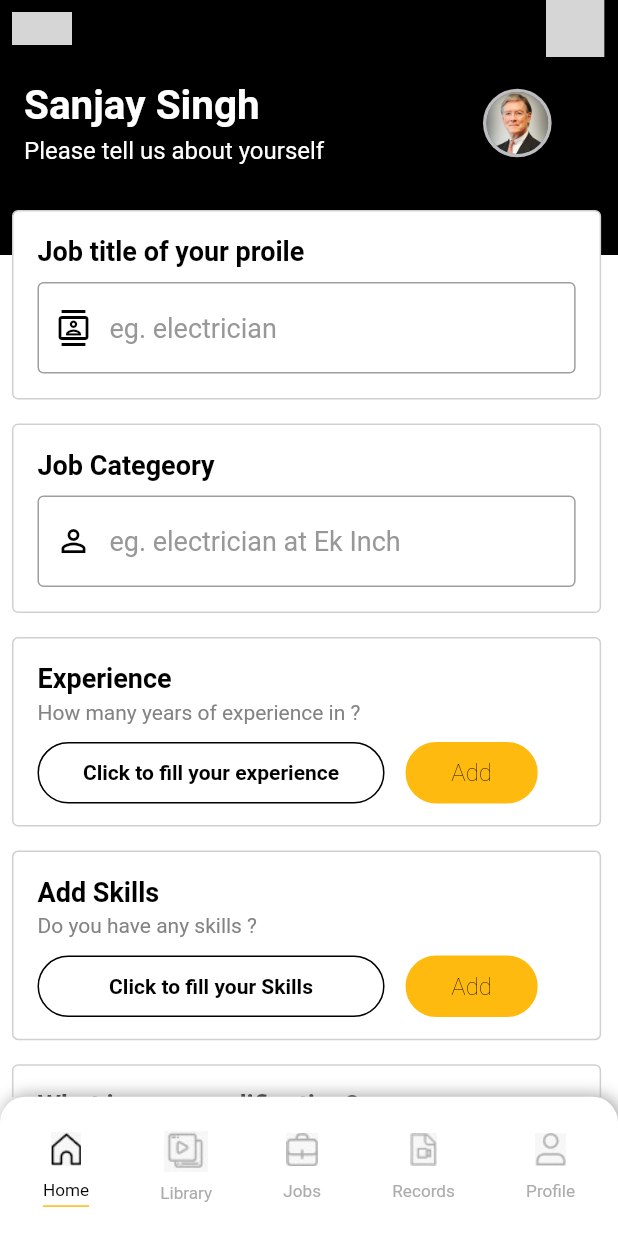
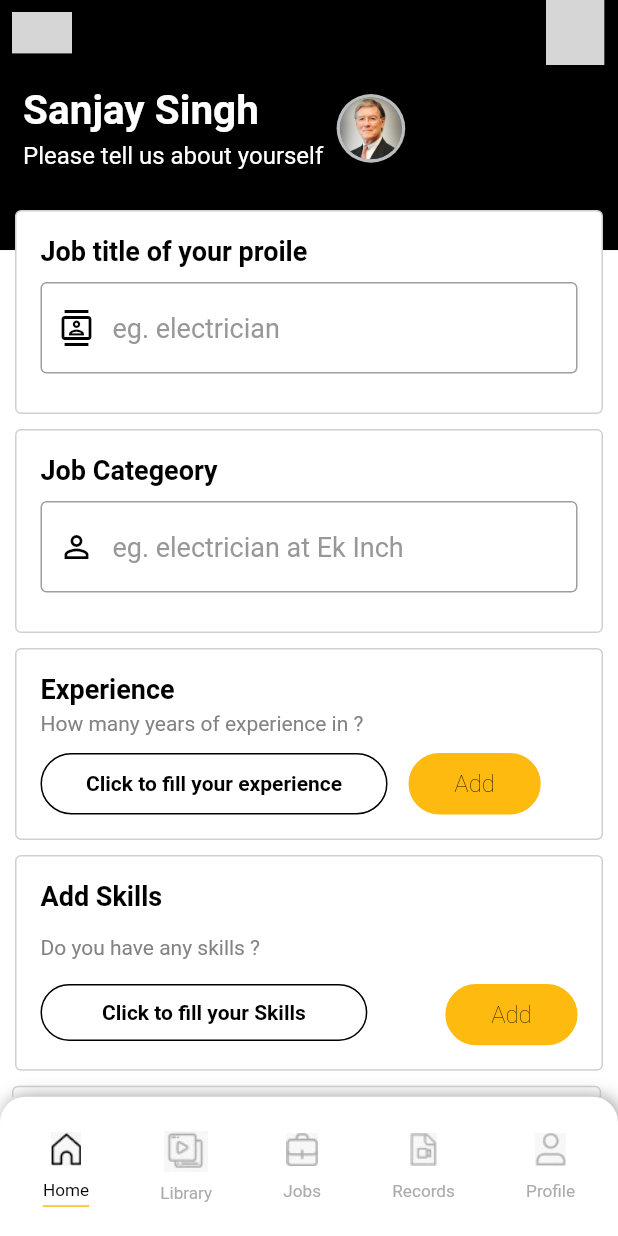
Before and after one commit to owlzcraft/ekInch, a Flutter app: the formFillView screen opened directly, on a phone screen of 412 x 824 dp. Run offline on Flutter 3.47's test engine with Material 2 defaults, Android fonts, the phone set to English and light mode, and no system bars; our stand-ins replace carousel_slider, chewie, country_code_picker, flutter_image_slideshow, flutter_otp_text_field, flutter_screenutil and 9 more; missing offline and left inert: dart:ffi, mj_image_slider; accounts and stored records are empty; network calls fail; Roboto replaces fonts that are missing (kadwa); project files that could hold a hidden picture were left out; grey boxes are pictures that could not be loaded.

Commit message:
UI fixes

```diff
--- a/lib/app/modules/dashboard/views/dashboard_view.dart
+++ b/lib/app/modules/dashboard/views/dashboard_view.dart
@@ -65,7 +65,7 @@ class _DashboardStateView extends State<DashboardView>
           elevation: 0.0,
           backgroundColor: Colors.black,
           leading: IconButton(
-            icon: SvgPicture.asset(Assets.drawerIcon),
+            icon: SvgPicture.asset(Assets.notification),
             onPressed: () {
               if (!scaffoldKey.currentState!.isDrawerOpen) {
                 //check if drawer is closed
@@ -78,10 +78,10 @@ class _DashboardStateView extends State<DashboardView>
                 onPressed: (() => {Get.to(() => LanguageView())}),
                 icon: SvgPicture.asset(Assets.languageIcon)),
             Padding(
-              padding: const EdgeInsets.only(right:8.0),
-              child:IconButton(
-                onPressed: (() => {Get.to(() => NotificationView())}),
-                icon: Icon(Icons.notifications_outlined)),
+              padding: const EdgeInsets.only(right: 8.0),
+              child: IconButton(
+                  onPressed: (() => {Get.to(() => NotificationView())}),
+                  icon: Icon(Icons.notifications_outlined)),
             ),
           ],
           bottom: PreferredSize(
--- a/lib/app/modules/dashboard/widgets/bottomNavigate.wodget.dart
+++ b/lib/app/modules/dashboard/widgets/bottomNavigate.wodget.dart
@@ -1,4 +1,6 @@
 import 'package:flutter/material.dart';
+import 'package:flutter_application_00/app/modules/job/form/views/job_form.dart';
+import 'package:flutter_application_00/app/modules/job/profile/view/job_profile.dart';
 import 'package:flutter_application_00/app/modules/records/views/records_view.dart';
 import 'package:flutter_application_00/app/modules/reels/views/reels_view.dart';
 import 'package:flutter_application_00/app/modules/referNearn/views/refer_nearn_view.dart';
@@ -83,6 +85,9 @@ class MyNavigator extends StatelessWidget {
             ),
           ),
           GestureDetector(
+            onTap: () {
+              Get.to(formFillView());
+            },
             child: Column(
               mainAxisAlignment: MainAxisAlignment.spaceAround,
               children: [
--- a/lib/app/modules/job/form/views/job_form.dart
+++ b/lib/app/modules/job/form/views/job_form.dart
@@ -34,8 +34,11 @@ class formFillView extends StatelessWidget {
           bottom: PreferredSize(
             preferredSize: const Size(0.0, 4.0),
             child: Padding(
-              padding: const EdgeInsets.only(
-                  left: 16.0, right: 16.0, top: 16.0, bottom: 30),
+              padding: EdgeInsets.only(
+                  left: getHorizontalSize(16.0),
+                  right: getHorizontalSize(16.0),
+                  top: getVerticalSize(16.0),
+                  bottom: getVerticalSize(30)),
               child: Row(
                 children: [
                   Column(
@@ -50,7 +53,7 @@ class formFillView extends StatelessWidget {
                             fontWeight: FontWeight.bold),
                       ),
                       SizedBox(
-                        height: 5,
+                        height: getVerticalSize(5),
                       ),
                       const Text(
                         "Please tell us about yourself",
@@ -62,7 +65,7 @@ class formFillView extends StatelessWidget {
                     ],
                   ),
                   SizedBox(
-                    width: getHorizontalSize(110),
+                    width: getVerticalSize(10),
                   ),
                   CircleAvatar(
                     radius: 20.sp,
@@ -105,15 +108,12 @@ class formFillView extends StatelessWidget {
             Stack(
               children: [
                 Container(
-                  height: 30,
+                  height: getVerticalSize(30),
                   color: Colors.black,
                 ),
                 Padding(
-                  padding: const EdgeInsets.only(
-                      left: 8.0, right: 8.0, bottom: 16.0),
+                  padding: const EdgeInsets.symmetric(horizontal: 10),
                   child: Container(
-                    width: getHorizontalSize(408),
-                    height: getVerticalSize(142),
                     decoration: BoxDecoration(
                         border: Border.all(color: KColors.greyLine),
                         color: Colors.white,
@@ -131,11 +131,9 @@ class formFillView extends StatelessWidget {
                                 fontSize: 18,
                                 fontWeight: FontWeight.bold),
                           ),
-                          const SizedBox(
-                            height: 10,
-                          ),
-                          // Text
-                          TextFormField(
+                          Padding(
+                            padding: const EdgeInsets.symmetric(vertical: 10.0),
+                            child: TextFormField(
                                 onTap: () {
                                   // setState(() {
                                   //   drop = false;
@@ -158,15 +156,16 @@ class formFillView extends StatelessWidget {
                                         fontSize: 18, color: Color(0xFF999898)),
                                     hintText: "eg. electrician",
                                     focusedBorder: OutlineInputBorder(
-                                      borderRadius:
-                                          BorderRadius.all(Radius.circular(4)),
-                                      borderSide:
-                                          BorderSide(color: KColors.greyLine)),
+                                        borderRadius: BorderRadius.all(
+                                            Radius.circular(4)),
+                                        borderSide: BorderSide(
+                                            color: KColors.greyLine)),
                                     border: OutlineInputBorder(
-                                      borderRadius:
-                                          BorderRadius.all(Radius.circular(4)),
+                                        borderRadius: BorderRadius.all(
+                                            Radius.circular(4)),
                                         borderSide: BorderSide(
                                             color: KColors.greyLine)))),
+                          ),
                         ],
                       ),
                     ),
@@ -175,11 +174,8 @@ class formFillView extends StatelessWidget {
               ],
             ),
             Padding(
-              padding:
-                  const EdgeInsets.only(left: 8.0, right: 8.0, bottom: 16.0),
+              padding: const EdgeInsets.all(10),
               child: Container(
-                width: getHorizontalSize(408),
-                height: getVerticalSize(142),
                 decoration: BoxDecoration(
                     border: Border.all(color: KColors.greyLine),
                     color: Colors.white,
@@ -197,11 +193,9 @@ class formFillView extends StatelessWidget {
                             fontSize: 18,
                             fontWeight: FontWeight.bold),
                       ),
-                      const SizedBox(
-                        height: 10,
-                      ),
-                      // Text
-                      TextFormField(
+                      Padding(
+                        padding: const EdgeInsets.symmetric(vertical: 10),
+                        child: TextFormField(
                             onTap: () {
                               // setState(() {
                               //   drop = false;
@@ -231,17 +225,16 @@ class formFillView extends StatelessWidget {
                                         BorderRadius.all(Radius.circular(4)),
                                     borderSide:
                                         BorderSide(color: KColors.greyLine)))),
+                      ),
                     ],
                   ),
                 ),
               ),
             ),
             Padding(
-              padding:
-                  const EdgeInsets.only(left: 8.0, right: 8.0, bottom: 16.0),
+              padding: const EdgeInsets.symmetric(horizontal: 10),
               child: Container(
-                width: getHorizontalSize(408),
-                height: getVerticalSize(142),
+                width: Get.width,
                 decoration: BoxDecoration(
                     border: Border.all(color: KColors.greyLine),
                     color: Colors.white,
@@ -329,11 +322,9 @@ class formFillView extends StatelessWidget {
               ),
             ),
             Padding(
-              padding:
-                  const EdgeInsets.only(left: 8.0, right: 8.0, bottom: 16.0),
+              padding: const EdgeInsets.all(10.0),
               child: Container(
-                width: getHorizontalSize(408),
-                height: getVerticalSize(142),
+                width: Get.width,
                 decoration: BoxDecoration(
                     border: Border.all(color: KColors.greyLine),
                     color: Colors.white,
@@ -341,7 +332,6 @@ class formFillView extends StatelessWidget {
                 child: Padding(
                   padding: const EdgeInsets.all(16.0),
                   child: Column(
-                    mainAxisAlignment: MainAxisAlignment.start,
                     crossAxisAlignment: CrossAxisAlignment.start,
                     children: [
                       const Text(
@@ -351,8 +341,9 @@ class formFillView extends StatelessWidget {
                             fontSize: 18,
                             fontWeight: FontWeight.bold),
                       ),
-                      const SizedBox(
-                        height: 4,
+                      Text(
+                        "",
+                        style: TextStyle(fontSize: 14),
                       ),
                       const Text(
                         "Do you have any skills ?",
@@ -361,19 +352,16 @@ class formFillView extends StatelessWidget {
                           fontSize: 14,
                         ),
                       ),
-                      const SizedBox(
-                        height: 12,
-                      ),
+                      Text(""),
                       Row(
-                        mainAxisSize: MainAxisSize.min,
-                        mainAxisAlignment: MainAxisAlignment.spaceEvenly,
+                        mainAxisAlignment: MainAxisAlignment.spaceBetween,
                         crossAxisAlignment: CrossAxisAlignment.start,
                         children: [
                           InkWell(
                             onTap: () {},
                             child: Container(
-                              height: getVerticalSize(46),
-                              width: getVerticalSize(260),
+                              padding: const EdgeInsets.symmetric(
+                                  vertical: 10, horizontal: 40),
                               decoration: BoxDecoration(
                                   border: Border.all(color: Colors.black),
                                   color: Colors.white,
@@ -388,9 +376,6 @@ class formFillView extends StatelessWidget {
                                 ),
                               ),
                             ),
-                          ),
-                          const SizedBox(
-                            width: 14,
                           ),
                           InkWell(
                             onTap: () {
--- a/lib/app/modules/settings/widgets/settings_list_item.dart
+++ b/lib/app/modules/settings/widgets/settings_list_item.dart
@@ -1,6 +1,7 @@
 import 'dart:ffi';
 
 import 'package:flutter/material.dart';
+import 'package:flutter_application_00/app/modules/postjob/views/postjob_view.dart';
 import 'package:flutter_application_00/app/modules/profile/views/profile_view.dart';
 import 'package:flutter_application_00/widgets/math_utils.dart';
 import 'package:get/get.dart';
@@ -12,6 +13,9 @@ Widget SettingListItem(String image, String title) {
       switch (title) {
         case "My Profile":
           Get.to(ProfileView());
+          break;
+        case "Feedback":
+          Get.to(PostjobView());
           break;
         default:
       }
```
Also changed, not shown: pubspec.lock. Lines whose indentation alone changed are shown as unchanged.
